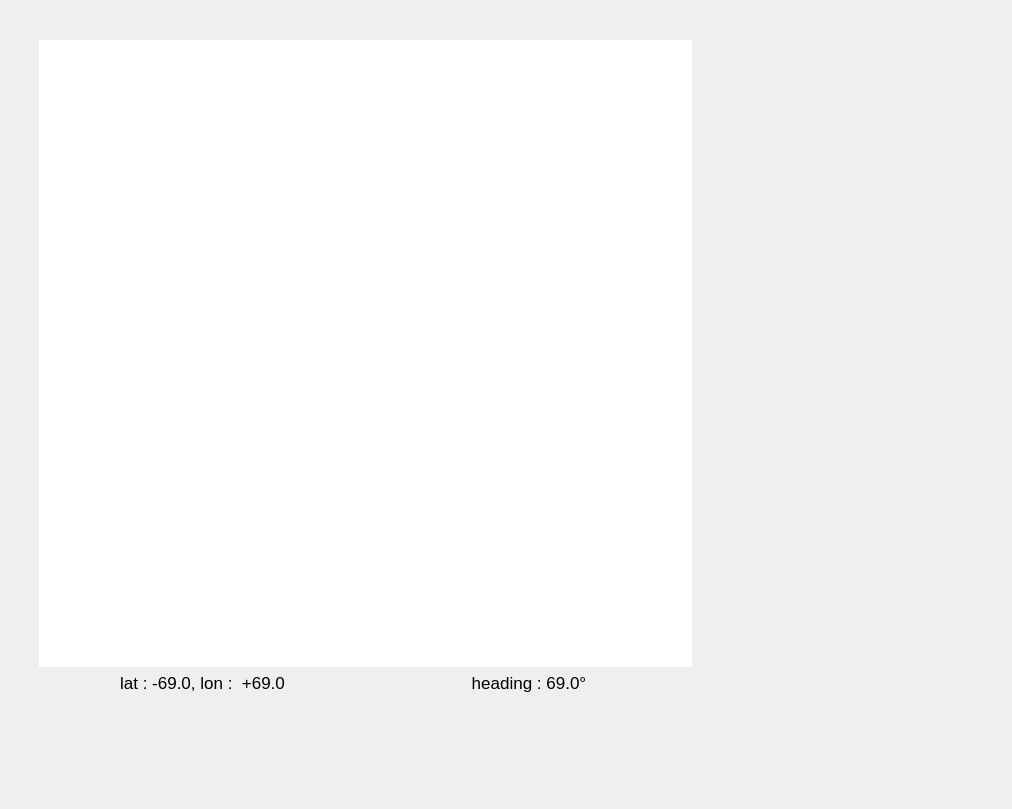
Old version of the form rover_gui/ui/navigation.ui in the repository robotique-udes/rover.
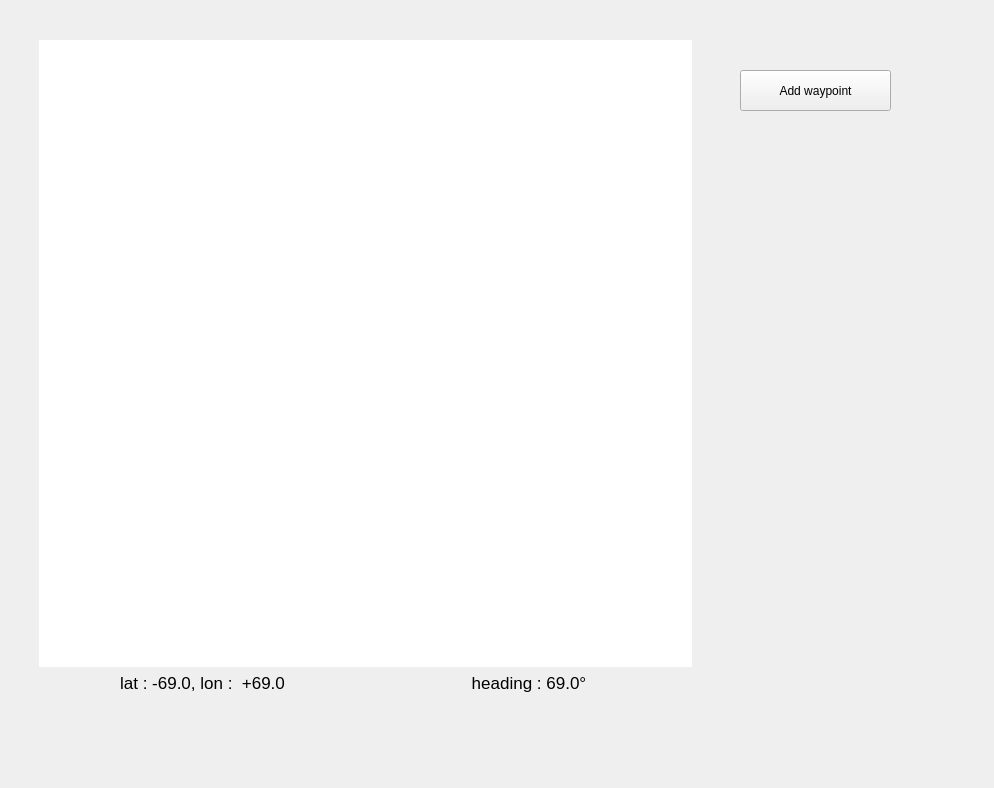
New version of the form.

Commit message: add waypoint window + CRTL+W shortcut

Diff of the .ui file:
```diff
--- a/rover_gui/ui/navigation.ui
+++ b/rover_gui/ui/navigation.ui
@@ -6,8 +6,8 @@
    <rect>
     <x>0</x>
     <y>0</y>
-    <width>1012</width>
-    <height>809</height>
+    <width>994</width>
+    <height>788</height>
    </rect>
   </property>
   <property name="windowTitle">
@@ -129,6 +129,19 @@
     </item>
    </layout>
   </widget>
+  <widget class="QPushButton" name="pb_add_waypoint">
+   <property name="geometry">
+    <rect>
+     <x>740</x>
+     <y>70</y>
+     <width>151</width>
+     <height>41</height>
+    </rect>
+   </property>
+   <property name="text">
+    <string>Add waypoint</string>
+   </property>
+  </widget>
   <zorder>frame</zorder>
   <zorder>lb_rover_icon</zorder>
  </widget>
```
Left out of the diff: 1 changed line with no effect on the pictures. The commit also changes 7 other files.
